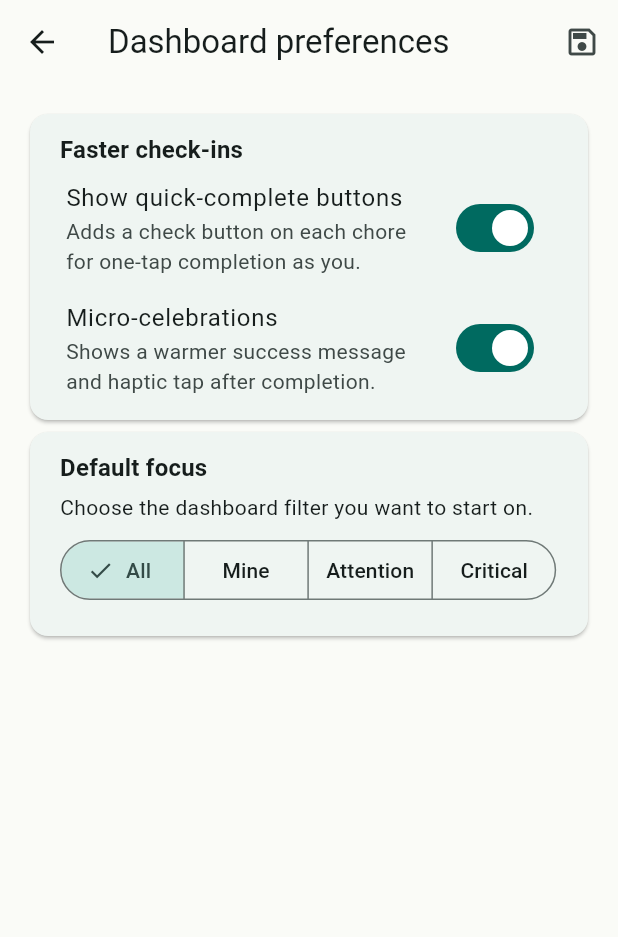
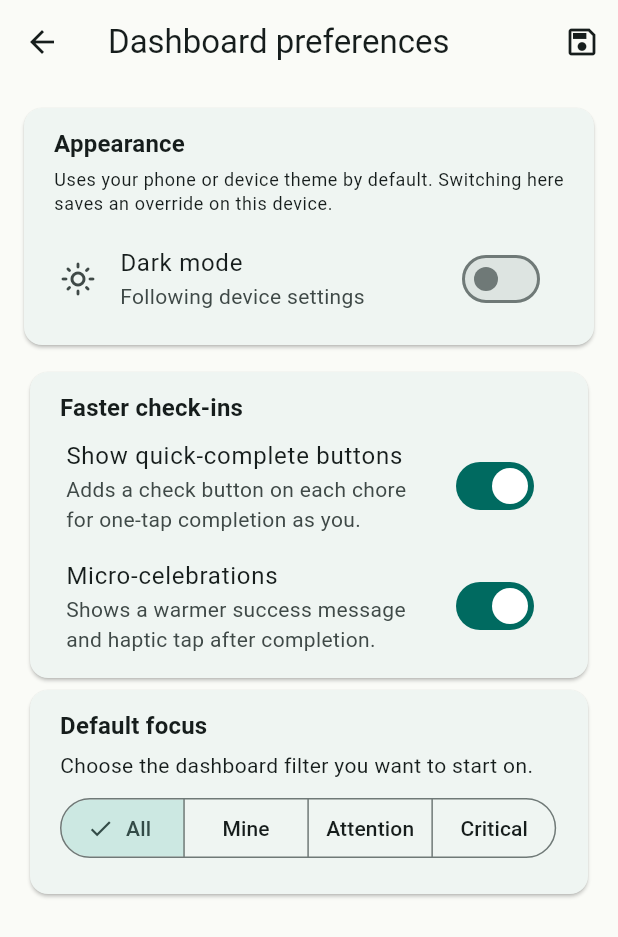
Before and after one commit to IceBlackz/householdchores, a Flutter app: the DashboardPreferencesScreen screen opened directly, on a phone screen of 412 x 824 dp. Shown: the top 937 px of the screen. Run offline on Flutter 3.47's test engine with Material 3 defaults, Android fonts, the phone set to English and light mode, and no system bars; our stand-ins replace flutter_local_notifications, image_picker, pocketbase, shared_preferences, timezone; missing offline and left inert: dart:js_interop; accounts and stored records are empty.

Commit message:
Add dark mode and Android connection fixes

```diff
--- /dev/null
+++ b/frontend/lib/providers/theme_provider.dart
@@ -0,0 +1,62 @@
+import 'package:flutter/material.dart';
+import 'package:shared_preferences/shared_preferences.dart';
+
+class ThemeProvider extends ChangeNotifier {
+  static const _key = 'theme_mode';
+  static const _system = 'system';
+  static const _light = 'light';
+  static const _dark = 'dark';
+
+  ThemeMode _themeMode = ThemeMode.system;
+
+  ThemeMode get themeMode => _themeMode;
+
+  bool get followsSystem => _themeMode == ThemeMode.system;
+
+  bool isDarkMode(BuildContext context) {
+    return switch (_themeMode) {
+      ThemeMode.dark => true,
+      ThemeMode.light => false,
+      ThemeMode.system =>
+        MediaQuery.platformBrightnessOf(context) == Brightness.dark,
+    };
+  }
+
+  Future<void> load() async {
+    final prefs = await SharedPreferences.getInstance();
+    _themeMode = _modeFromString(prefs.getString(_key));
+    notifyListeners();
+  }
+
+  Future<void> setDarkMode(bool enabled) async {
+    await _setThemeMode(enabled ? ThemeMode.dark : ThemeMode.light);
+  }
+
+  Future<void> useSystemTheme() async {
+    await _setThemeMode(ThemeMode.system);
+  }
+
+  Future<void> _setThemeMode(ThemeMode mode) async {
+    if (_themeMode == mode) return;
+    _themeMode = mode;
+    notifyListeners();
+    final prefs = await SharedPreferences.getInstance();
+    await prefs.setString(_key, _modeToString(mode));
+  }
+
+  ThemeMode _modeFromString(String? value) {
+    return switch (value) {
+      _light => ThemeMode.light,
+      _dark => ThemeMode.dark,
+      _ => ThemeMode.system,
+    };
+  }
+
+  String _modeToString(ThemeMode mode) {
+    return switch (mode) {
+      ThemeMode.light => _light,
+      ThemeMode.dark => _dark,
+      ThemeMode.system => _system,
+    };
+  }
+}
--- a/frontend/lib/screens/admin/app_settings_screen.dart
+++ b/frontend/lib/screens/admin/app_settings_screen.dart
@@ -2,6 +2,7 @@ import 'package:flutter/material.dart';
 import 'package:provider/provider.dart';
 import '../../models/notification_settings.dart';
 import '../../services/settings_service.dart';
+import '../../widgets/appearance_settings_section.dart';
 
 class AppSettingsScreen extends StatefulWidget {
   const AppSettingsScreen({super.key});
@@ -124,6 +125,7 @@ class _AppSettingsScreenState extends State<AppSettingsScreen> {
           : ListView(
               padding: const EdgeInsets.all(16),
               children: [
+                const AppearanceSettingsSection(),
                 _SettingsSection(
                   title: 'Mobile reminders',
                   subtitle:
--- a/frontend/lib/screens/configuration/configuration_screen.dart
+++ b/frontend/lib/screens/configuration/configuration_screen.dart
@@ -79,6 +79,9 @@ class _ConfigurationScreenState extends State<ConfigurationScreen>
       final isValid = await ConnectionValidator.validateHouse(url);
       setState(() {
         _isValid = isValid;
+        _validationError = isValid
+            ? null
+            : 'Could not verify a Household Chores server at this URL. Check the IP address, port, and that your phone is on the same network.';
         _isChecking = false;
       });
     } catch (e) {
--- a/frontend/lib/screens/settings/dashboard_preferences_screen.dart
+++ b/frontend/lib/screens/settings/dashboard_preferences_screen.dart
@@ -1,6 +1,7 @@
 import 'package:flutter/material.dart';
 import '../../models/dashboard_preferences.dart';
 import '../../services/dashboard_preferences_service.dart';
+import '../../widgets/appearance_settings_section.dart';
 
 class DashboardPreferencesScreen extends StatefulWidget {
   const DashboardPreferencesScreen({super.key});
@@ -82,6 +83,7 @@ class _DashboardPreferencesScreenState
           : ListView(
               padding: const EdgeInsets.all(16),
               children: [
+                const AppearanceSettingsSection(),
                 Card(
                   child: Padding(
                     padding: const EdgeInsets.fromLTRB(8, 12, 8, 8),
--- a/frontend/lib/services/connection_validator.dart
+++ b/frontend/lib/services/connection_validator.dart
@@ -54,7 +54,7 @@ class ConnectionValidator {
     int timeoutMs = defaultTimeout,
     int retryLimit = defaultRetryLimit,
   }) async {
-    final healthUri = _buildEndpointUri(uri, 'api/health');
+    final healthUri = buildEndpointUri(uri, 'api/health');
 
     for (int attempt = 0; attempt <= retryLimit; attempt++) {
       final client = http.Client();
@@ -85,7 +85,7 @@ class ConnectionValidator {
   }) async {
     final client = http.Client();
     try {
-      final versionUri = _buildEndpointUri(uri, 'api/householdchores/version');
+      final versionUri = buildEndpointUri(uri, 'api/householdchores/version');
       final response = await client
           .get(versionUri)
           .timeout(Duration(milliseconds: timeoutMs));
@@ -104,7 +104,7 @@ class ConnectionValidator {
     }
   }
 
-  static Uri _buildEndpointUri(Uri baseUri, String endpointPath) {
+  static Uri buildEndpointUri(Uri baseUri, String endpointPath) {
     final pathSegments = [
       ...baseUri.pathSegments.where((segment) => segment.isNotEmpty),
       ...endpointPath.split('/').where((segment) => segment.isNotEmpty),
--- /dev/null
+++ b/frontend/lib/widgets/appearance_settings_section.dart
@@ -0,0 +1,65 @@
+import 'package:flutter/material.dart';
+import 'package:provider/provider.dart';
+import '../providers/theme_provider.dart';
+
+class AppearanceSettingsSection extends StatelessWidget {
+  const AppearanceSettingsSection({super.key});
+
+  @override
+  Widget build(BuildContext context) {
+    final themeProvider = context.watch<ThemeProvider>();
+    final textTheme = Theme.of(context).textTheme;
+
+    return Card(
+      margin: const EdgeInsets.only(bottom: 14),
+      child: Padding(
+        padding: const EdgeInsets.fromLTRB(8, 12, 8, 8),
+        child: Column(
+          crossAxisAlignment: CrossAxisAlignment.start,
+          children: [
+            Padding(
+              padding: const EdgeInsets.symmetric(horizontal: 12),
+              child: Text(
+                'Appearance',
+                style: textTheme.titleMedium?.copyWith(
+                  fontWeight: FontWeight.bold,
+                ),
+              ),
+            ),
+            Padding(
+              padding: const EdgeInsets.fromLTRB(12, 4, 12, 6),
+              child: Text(
+                'Uses your phone or device theme by default. Switching here saves an override on this device.',
+                style: textTheme.bodySmall,
+              ),
+            ),
+            SwitchListTile(
+              secondary: Icon(
+                themeProvider.isDarkMode(context)
+                    ? Icons.dark_mode_outlined
+                    : Icons.light_mode_outlined,
+              ),
+              title: const Text('Dark mode'),
+              subtitle: Text(
+                themeProvider.followsSystem
+                    ? 'Following device settings'
+                    : 'Using a saved override',
+              ),
+              value: themeProvider.isDarkMode(context),
+              onChanged: themeProvider.setDarkMode,
+            ),
+            if (!themeProvider.followsSystem)
+              Align(
+                alignment: Alignment.centerLeft,
+                child: TextButton.icon(
+                  onPressed: themeProvider.useSystemTheme,
+                  icon: const Icon(Icons.phone_iphone_outlined),
+                  label: const Text('Use device setting'),
+                ),
+              ),
+          ],
+        ),
+      ),
+    );
+  }
+}
```
Also changed, not shown: frontend/lib/main.dart (+40 -17 lines), frontend/lib/screens/dashboard/dashboard_screen.dart (+22 -7 lines), frontend/lib/screens/dashboard/widgets/chore_list_tile.dart (+20 -7 lines), frontend/lib/screens/login/login_screen.dart (+18 -2 lines), frontend/lib/services/version_service.dart (+11 -1 lines), 3 other files.
